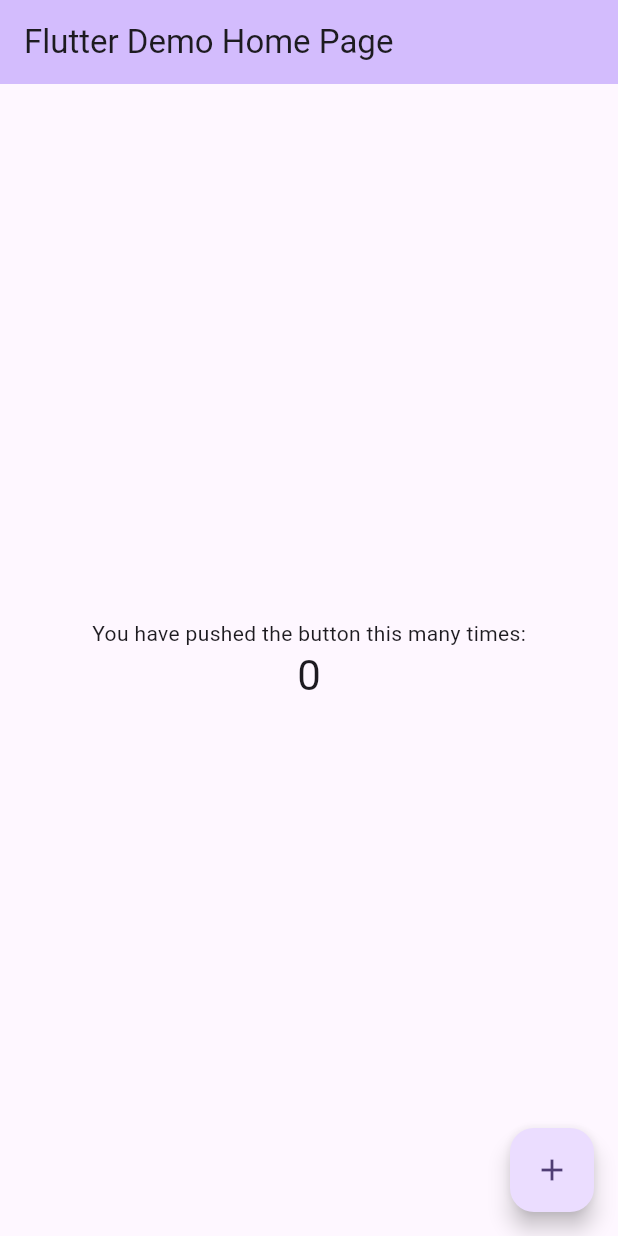
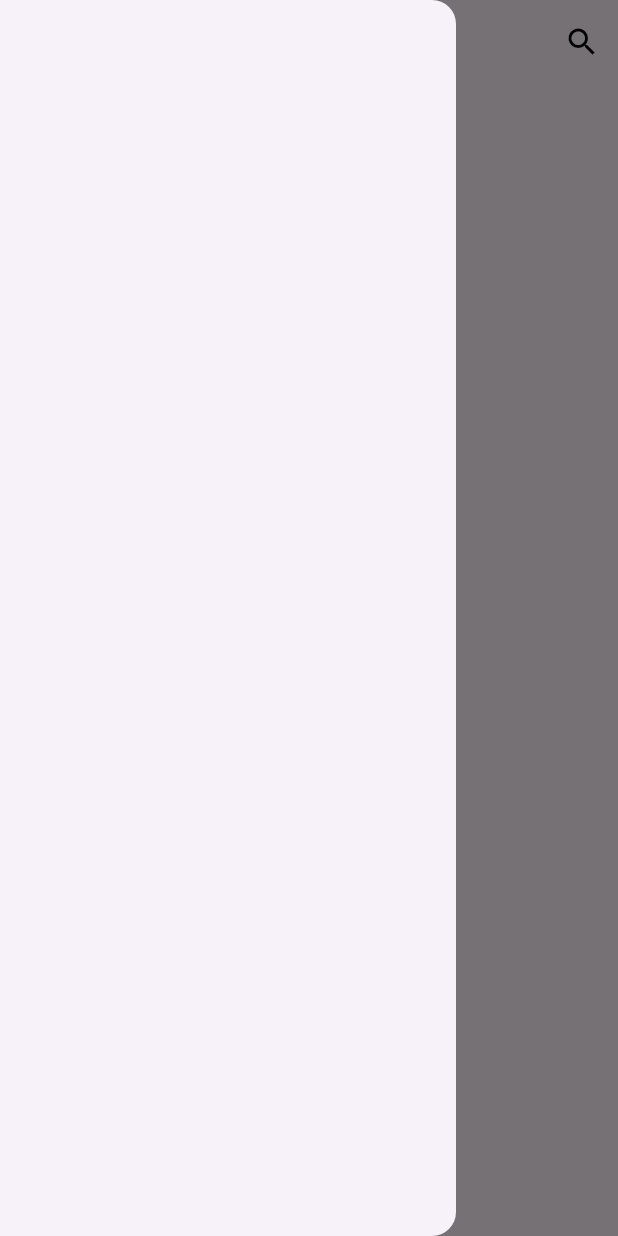
Before and after one commit to DEVudg22/catalogo-peliculas-movil, a Flutter app: the screen it shows after launch, with the side drawer open (before the commit the screen has no drawer), on a phone screen of 412 x 824 dp. Run offline on Flutter 3.47's test engine with Material 3 defaults, Android fonts, the light colour scheme and no system bars.

Commit message:
APPBAR
Se realizo la creacion del appbar

```diff
--- /dev/null
+++ b/catalogo_peliculas_movil/lib/home.dart
@@ -0,0 +1,27 @@
+import 'package:flutter/material.dart';
+
+class Home extends StatefulWidget {
+  const Home({super.key});
+
+  @override
+  HomeState createState() => HomeState();
+}
+
+class HomeState extends State<Home> {
+  @override
+  Widget build(BuildContext context) {
+    return Scaffold(
+      appBar: AppBar(
+        title: Text('Catalogo -BETA-'),
+        actions: <Widget>[
+          IconButton(
+            onPressed: () {},
+            icon: Icon(Icons.search),
+            color: Colors.black,
+          ),
+        ],
+      ),
+      drawer: Drawer(),
+    );
+  }
+}
--- a/catalogo_peliculas_movil/lib/main.dart
+++ b/catalogo_peliculas_movil/lib/main.dart
@@ -1,122 +1,6 @@
 import 'package:flutter/material.dart';
+import 'package:catalogo_peliculas_movil/home.dart';
 
 void main() {
-  runApp(const MyApp());
+  runApp(MaterialApp(home: Home()));
 }
-
-class MyApp extends StatelessWidget {
-  const MyApp({super.key});
-
-  // This widget is the root of your application.
-  @override
-  Widget build(BuildContext context) {
-    return MaterialApp(
-      title: 'Flutter Demo',
-      theme: ThemeData(
-        // This is the theme of your application.
-        //
-        // TRY THIS: Try running your application with "flutter run". You'll see
-        // the application has a purple toolbar. Then, without quitting the app,
-        // try changing the seedColor in the colorScheme below to Colors.green
-        // and then invoke "hot reload" (save your changes or press the "hot
-        // reload" button in a Flutter-supported IDE, or press "r" if you used
-        // the command line to start the app).
-        //
-        // Notice that the counter didn't reset back to zero; the application
-        // state is not lost during the reload. To reset the state, use hot
-        // restart instead.
-        //
-        // This works for code too, not just values: Most code changes can be
-        // tested with just a hot reload.
-        colorScheme: ColorScheme.fromSeed(seedColor: Colors.deepPurple),
-      ),
-      home: const MyHomePage(title: 'Flutter Demo Home Page'),
-    );
-  }
-}
-
-class MyHomePage extends StatefulWidget {
-  const MyHomePage({super.key, required this.title});
-
-  // This widget is the home page of your application. It is stateful, meaning
-  // that it has a State object (defined below) that contains fields that affect
-  // how it looks.
-
-  // This class is the configuration for the state. It holds the values (in this
-  // case the title) provided by the parent (in this case the App widget) and
-  // used by the build method of the State. Fields in a Widget subclass are
-  // always marked "final".
-
-  final String title;
-
-  @override
-  State<MyHomePage> createState() => _MyHomePageState();
-}
-
-class _MyHomePageState extends State<MyHomePage> {
-  int _counter = 0;
-
-  void _incrementCounter() {
-    setState(() {
-      // This call to setState tells the Flutter framework that something has
-      // changed in this State, which causes it to rerun the build method below
-      // so that the display can reflect the updated values. If we changed
-      // _counter without calling setState(), then the build method would not be
-      // called again, and so nothing would appear to happen.
-      _counter++;
-    });
-  }
-
-  @override
-  Widget build(BuildContext context) {
-    // This method is rerun every time setState is called, for instance as done
-    // by the _incrementCounter method above.
-    //
-    // The Flutter framework has been optimized to make rerunning build methods
-    // fast, so that you can just rebuild anything that needs updating rather
-    // than having to individually change instances of widgets.
-    return Scaffold(
-      appBar: AppBar(
-        // TRY THIS: Try changing the color here to a specific color (to
-        // Colors.amber, perhaps?) and trigger a hot reload to see the AppBar
-        // change color while the other colors stay the same.
-        backgroundColor: Theme.of(context).colorScheme.inversePrimary,
-        // Here we take the value from the MyHomePage object that was created by
-        // the App.build method, and use it to set our appbar title.
-        title: Text(widget.title),
-      ),
-      body: Center(
-        // Center is a layout widget. It takes a single child and positions it
-        // in the middle of the parent.
-        child: Column(
-          // Column is also a layout widget. It takes a list of children and
-          // arranges them vertically. By default, it sizes itself to fit its
-          // children horizontally, and tries to be as tall as its parent.
-          //
-          // Column has various properties to control how it sizes itself and
-          // how it positions its children. Here we use mainAxisAlignment to
-          // center the children vertically; the main axis here is the vertical
-          // axis because Columns are vertical (the cross axis would be
-          // horizontal).
-          //
-          // TRY THIS: Invoke "debug painting" (choose the "Toggle Debug Paint"
-          // action in the IDE, or press "p" in the console), to see the
-          // wireframe for each widget.
-          mainAxisAlignment: MainAxisAlignment.center,
-          children: <Widget>[
-            const Text('You have pushed the button this many times:'),
-            Text(
-              '$_counter',
-              style: Theme.of(context).textTheme.headlineMedium,
-            ),
-          ],
-        ),
-      ),
-      floatingActionButton: FloatingActionButton(
-        onPressed: _incrementCounter,
-        tooltip: 'Increment',
-        child: const Icon(Icons.add),
-      ), // This trailing comma makes auto-formatting nicer for build methods.
-    );
-  }
-}
```
